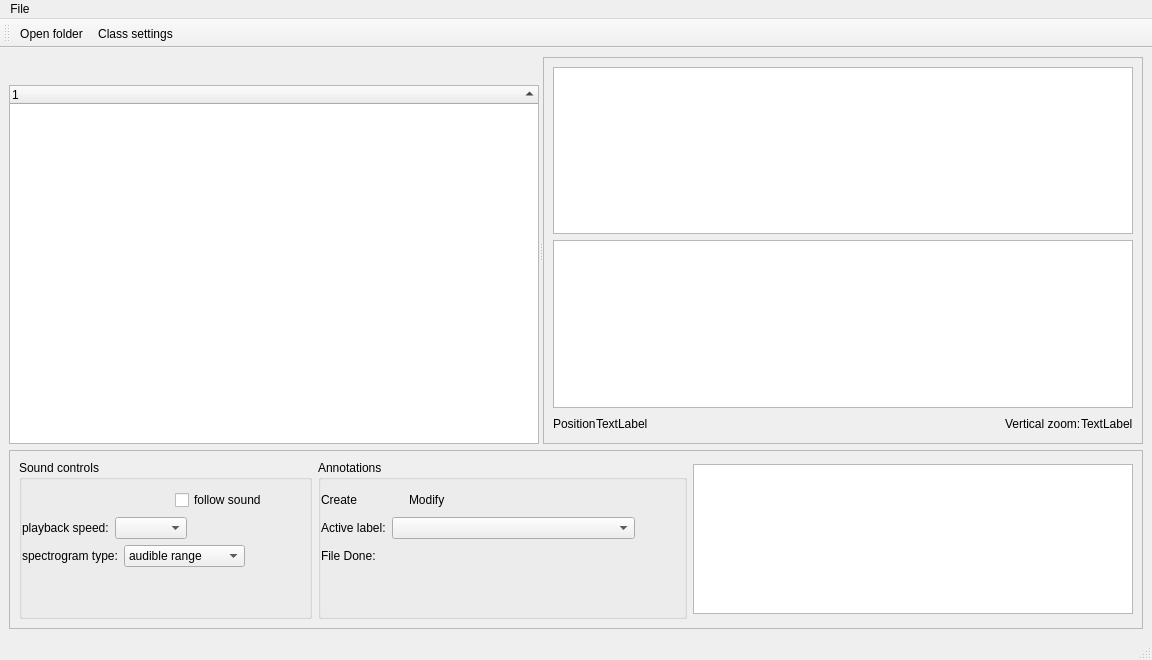
This is AudioTagger/audio_tagger.ui in Vin985/AudioTagger as Qt 5 draws it before an edit. The edited form follows.
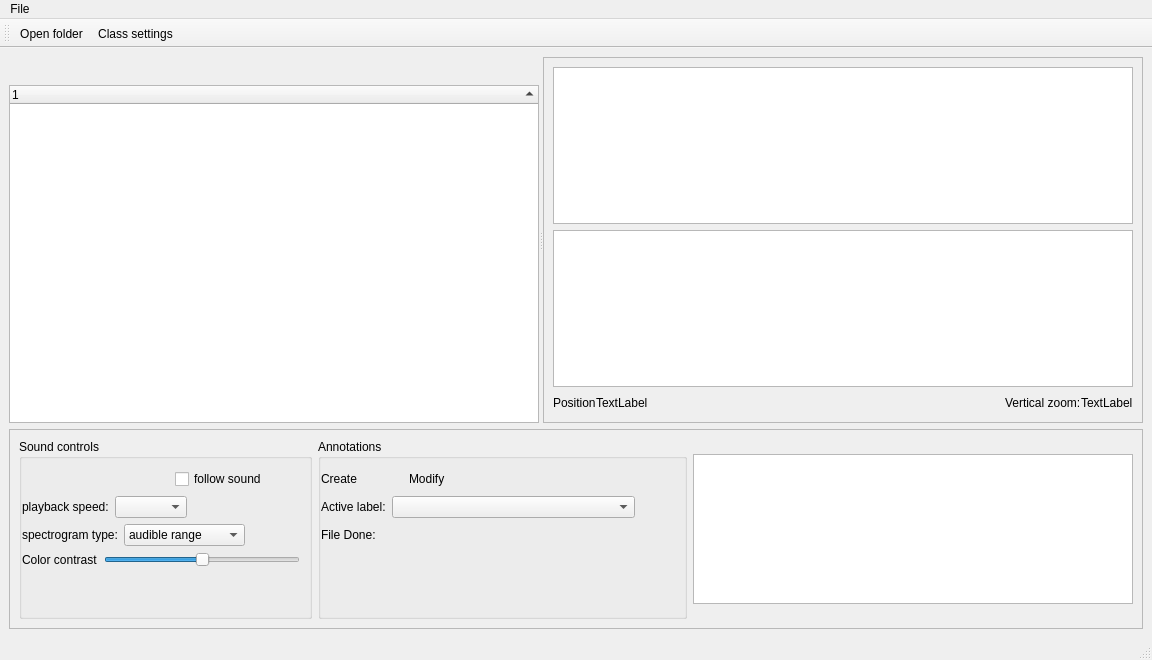
This is the edited form. Icons and pictures are not drawn.

Commit message: added contrast slider

Diff of the .ui file:
```diff
--- a/AudioTagger/audio_tagger.ui
+++ b/AudioTagger/audio_tagger.ui
@@ -589,6 +589,33 @@
             </item>
            </layout>
           </item>
+          <item>
+           <layout class="QHBoxLayout" name="horizontalLayout_6">
+            <item>
+             <widget class="QLabel" name="label_8">
+              <property name="text">
+               <string>Color contrast</string>
+              </property>
+             </widget>
+            </item>
+            <item>
+             <widget class="QSlider" name="slider_contrast">
+              <property name="minimum">
+               <number>10</number>
+              </property>
+              <property name="maximum">
+               <number>26</number>
+              </property>
+              <property name="sliderPosition">
+               <number>18</number>
+              </property>
+              <property name="orientation">
+               <enum>Qt::Horizontal</enum>
+              </property>
+             </widget>
+            </item>
+           </layout>
+          </item>
           <item>
            <spacer name="verticalSpacer">
             <property name="orientation">
```
The commit also changes 2 other files.
